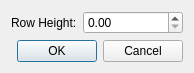
This is Scribus/scribus/ui/tablerowheightsdialog.ui in estan/scribus-gsoc11tables as Qt 5 draws it before an edit. The edited form follows.
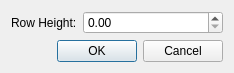
This is the edited form. Custom widgets are drawn as their Qt base class.

Commit message:
Correct the window title of table row heights dialog.
Also make it a little wider.

Patch:
```diff
--- a/Scribus/scribus/ui/tablerowheightsdialog.ui
+++ b/Scribus/scribus/ui/tablerowheightsdialog.ui
@@ -6,7 +6,7 @@
    <rect>
     <x>0</x>
     <y>0</y>
-    <width>187</width>
+    <width>227</width>
     <height>61</height>
    </rect>
   </property>
@@ -39,7 +39,7 @@
        </property>
        <property name="minimumSize">
         <size>
-         <width>100</width>
+         <width>140</width>
          <height>0</height>
         </size>
        </property>
```
Left out of the diff: 2 changed lines with no effect on the pictures.
